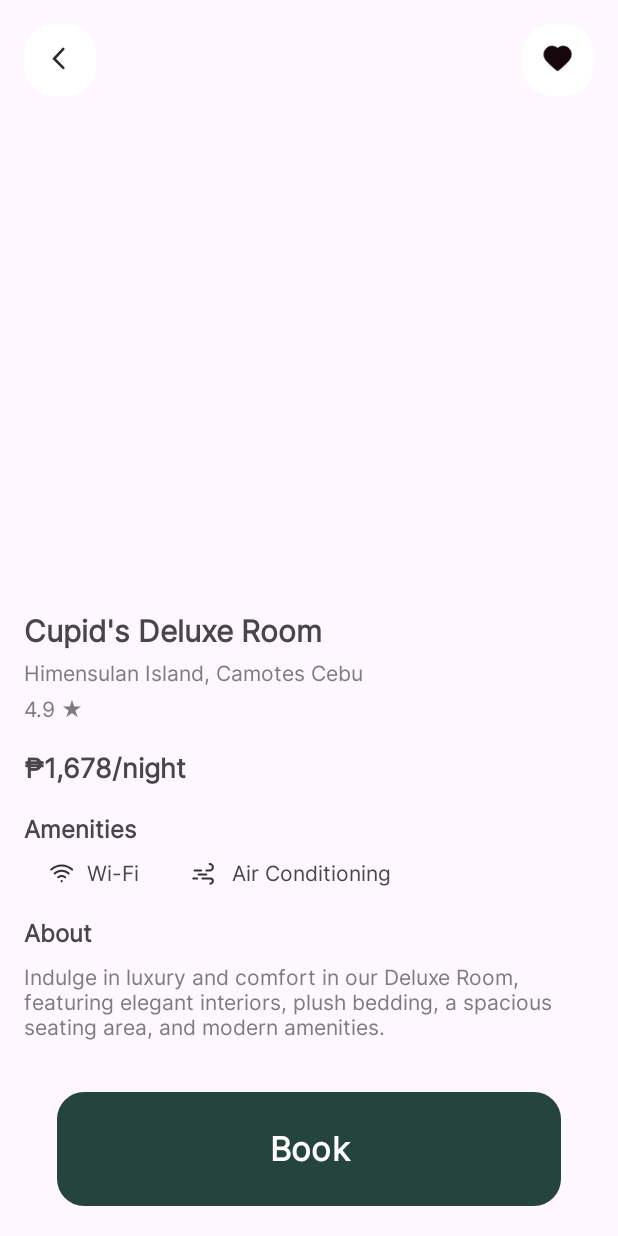
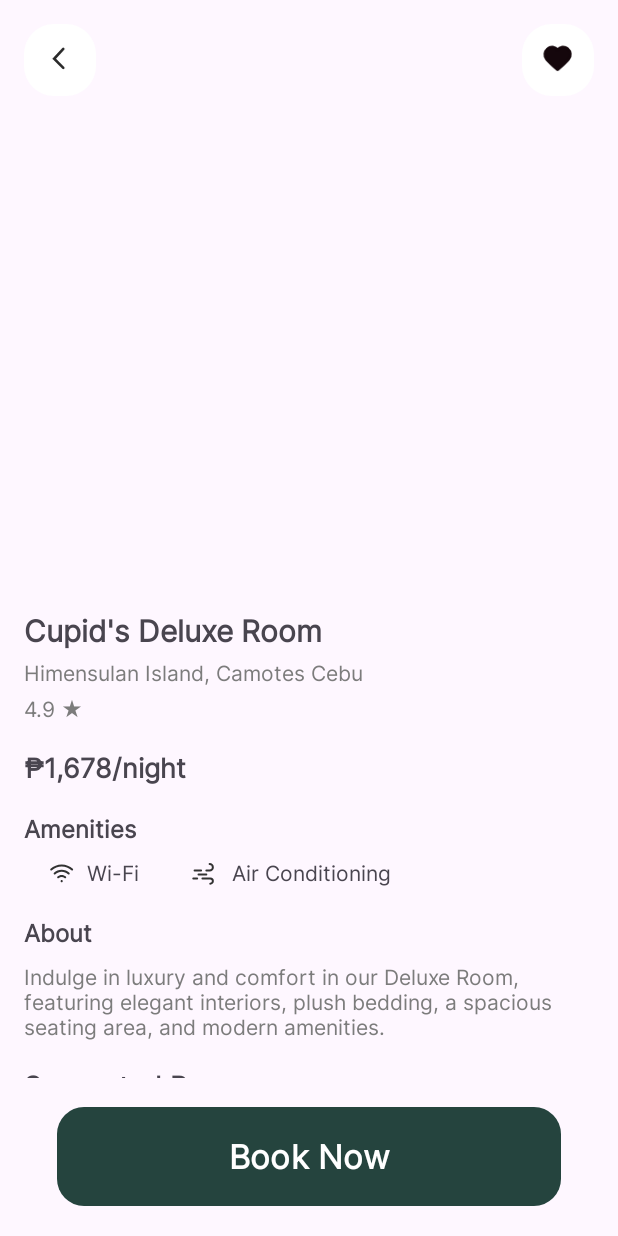
Before and after one commit to WMROger/KotlinCamotes, an Android app: the RoomDetailsActivity screen opened directly, with no data from a screen before it, on a phone screen of 412 x 824 dp. Run offline under Robolectric (Android 15) with nearby library versions, the phone set to English and light mode, and no system bars; pictures from the network do not load; 1 statement that could not run was skipped.

```diff
--- /dev/null
+++ b/app/src/main/res/drawable/badge_unknown.xml
@@ -0,0 +1,5 @@
+<?xml version="1.0" encoding="utf-8"?>
+<shape xmlns:android="http://schemas.android.com/apk/res/android">
+    <solid android:color="@color/gray" />
+    <corners android:radius="8dp" />
+</shape>
--- a/app/src/main/res/layout/activity_room_details.xml
+++ b/app/src/main/res/layout/activity_room_details.xml
@@ -12,7 +12,7 @@
         android:layout_width="match_parent"
         android:layout_height="match_parent"
         android:clipToPadding="false"
-        android:layout_marginBottom="120dp"
+        android:layout_marginBottom="105dp"
         app:layout_behavior="@string/appbar_scrolling_view_behavior">
 
         <LinearLayout
@@ -421,17 +421,57 @@
         android:background="@drawable/circle_background"
         android:contentDescription="Favorite Button" />
 
-    <!-- Static Bottom Button -->
+    <LinearLayout
+        android:id="@+id/bookingActionsLayout"
+        android:layout_width="match_parent"
+        android:layout_height="wrap_content"
+        android:layout_gravity="center_horizontal|bottom"
+        android:layout_marginBottom="20dp"
+        android:gravity="center"
+        android:orientation="horizontal">
+
+        <!-- Extend Stay Button -->
+        <Button
+            android:id="@+id/extendStayButton"
+            android:layout_width="wrap_content"
+            android:layout_height="56dp"
+            android:layout_marginHorizontal="26dp"
+            android:layout_weight="1"
+            android:background="@drawable/filter_button_background"
+            android:gravity="center"
+            android:text="Extend Stay"
+            android:textColor="#FFFFFF"
+            android:textSize="18sp"
+            android:textStyle="bold"
+            android:visibility="gone" />
+
+        <!-- Cancel Button -->
+        <TextView
+            android:id="@+id/cancelButton"
+            android:layout_width="wrap_content"
+            android:layout_height="56dp"
+            android:layout_marginEnd="20dp"
+            android:layout_weight="1"
+            android:gravity="center"
+            android:text="Cancel"
+            android:textColor="#FF0000"
+            android:textSize="18sp"
+            android:textStyle="bold"
+            android:visibility="gone" />
+    </LinearLayout>
+
+    <!-- Book Button -->
     <Button
         android:id="@+id/bookButton"
         android:layout_width="336dp"
-        android:layout_height="76dp"
+        android:layout_height="66dp"
         android:layout_gravity="center_horizontal|bottom"
         android:layout_marginBottom="20dp"
         android:background="@drawable/filter_button_background"
         android:gravity="center"
-        android:text="Book"
+        android:text="Book Now"
         android:textColor="#FFFFFF"
         android:textSize="22sp"
         android:textStyle="bold" />
+
 </androidx.coordinatorlayout.widget.CoordinatorLayout>
--- a/app/src/main/res/values/colors.xml
+++ b/app/src/main/res/values/colors.xml
@@ -6,4 +6,6 @@
     <color name="selected_tab_color">#25443E</color> <!-- Dark green for selected -->
     <color name="gray">#D3D3D3</color> <!-- Light Gray -->
     <color name="green">#4CAF50</color>
+    <color name="orange">#FFA500</color> <!-- Orange -->
+    <color name="red">#FF0000</color> <!-- Red -->
 </resources>
```
Also changed, not shown: app/src/main/java/com/example/kotlinactivities/navBar/MyRoomFragment.kt (+26 -24 lines), app/src/main/res/drawable/badge_background.xml (deleted, +0 -10 lines), app/src/main/res/layout/item_my_room.xml (+16 -7 lines).
